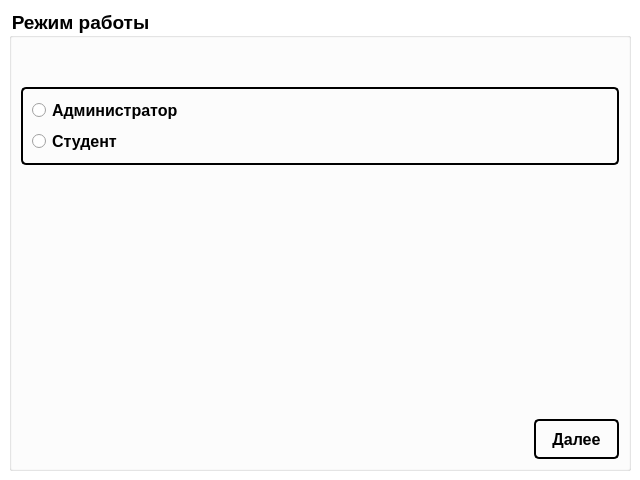
Rayzedan/SystemControlStudent, file mainwindow.ui: the form before one commit.
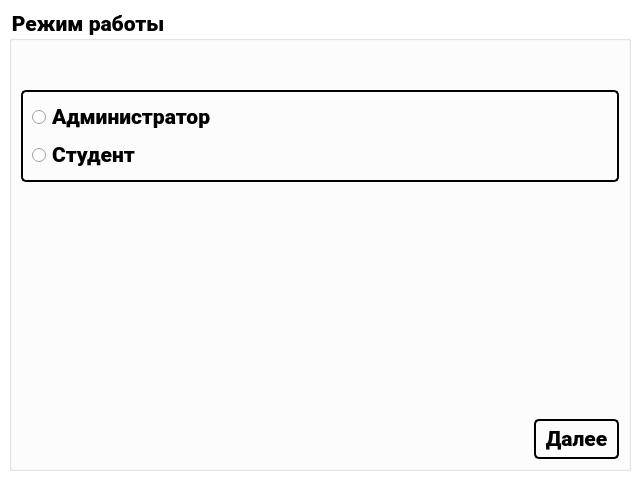
The form after the commit.

```diff
--- a/mainwindow.ui
+++ b/mainwindow.ui
@@ -30,7 +30,8 @@
   </property>
   <property name="font">
    <font>
-    <pointsize>14</pointsize>
+    <family>Roboto</family>
+    <pointsize>16</pointsize>
    </font>
   </property>
   <property name="windowTitle">
@@ -54,6 +55,12 @@
      <height>480</height>
     </size>
    </property>
+   <property name="font">
+    <font>
+     <family>Roboto</family>
+     <pointsize>16</pointsize>
+    </font>
+   </property>
    <layout class="QVBoxLayout" name="verticalLayout_2">
     <item>
      <widget class="QGroupBox" name="groupBox">
@@ -77,7 +84,8 @@
       </property>
       <property name="font">
        <font>
-        <pointsize>14</pointsize>
+        <family>Roboto</family>
+        <pointsize>16</pointsize>
         <bold>true</bold>
         <underline>false</underline>
         <strikeout>false</strikeout>
@@ -111,6 +119,15 @@
        </item>
        <item>
         <widget class="QGroupBox" name="groupBox_2">
+         <property name="font">
+          <font>
+           <family>Roboto</family>
+           <pointsize>16</pointsize>
+           <bold>true</bold>
+           <underline>false</underline>
+           <strikeout>false</strikeout>
+          </font>
+         </property>
          <property name="styleSheet">
           <string notr="true">QGroupBox {
   color: white;
@@ -130,7 +147,8 @@
            <widget class="QRadioButton" name="radioButton">
             <property name="font">
              <font>
-              <pointsize>12</pointsize>
+              <family>Roboto</family>
+              <pointsize>16</pointsize>
               <italic>false</italic>
               <bold>true</bold>
               <underline>false</underline>
@@ -149,7 +167,8 @@
            <widget class="QRadioButton" name="radioButton_2">
             <property name="font">
              <font>
-              <pointsize>12</pointsize>
+              <family>Roboto</family>
+              <pointsize>16</pointsize>
               <bold>true</bold>
               <underline>false</underline>
               <strikeout>false</strikeout>
@@ -216,7 +235,8 @@
            </property>
            <property name="font">
             <font>
-             <pointsize>12</pointsize>
+             <family>Roboto</family>
+             <pointsize>16</pointsize>
              <bold>true</bold>
              <underline>false</underline>
              <strikeout>false</strikeout>
```
